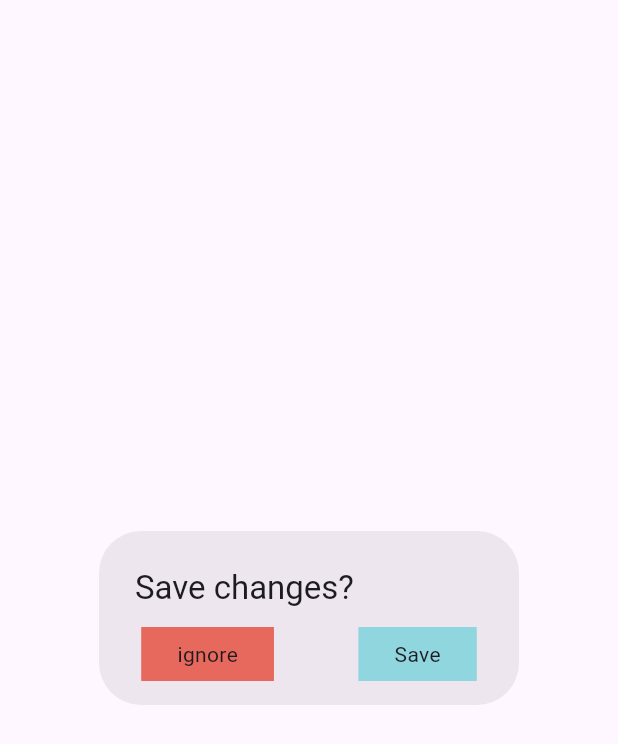
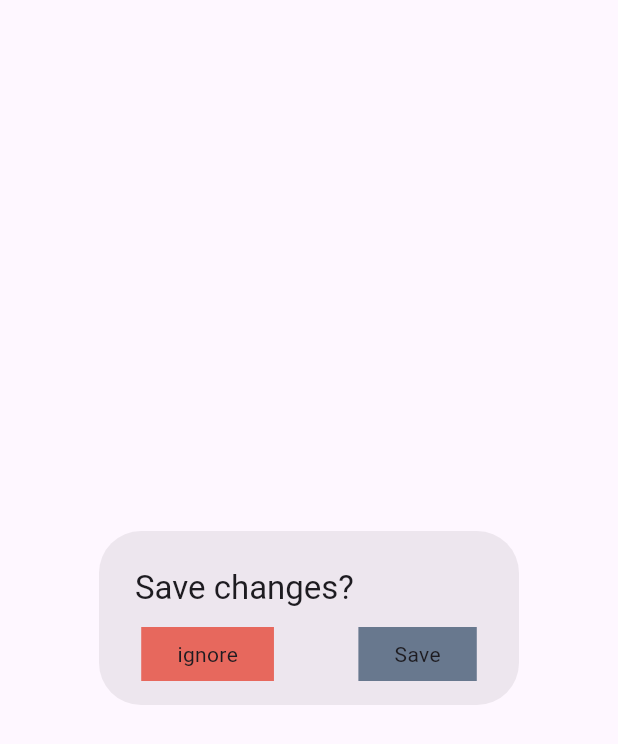
Before and after one commit to chrisK00/notel, a Flutter app: the SaveChangesDialog widget shown alone on an empty page, opened directly, on a phone screen of 412 x 824 dp. Shown: the top 744 px of the screen. Run offline on Flutter 3.47's test engine with Material 3 defaults, Android fonts, the phone set to English and light mode, and no system bars; our stand-ins replace share_plus, sqflite, sqflite_common_ffi; missing offline and left inert: flutter_quill; accounts and stored records are empty.

Commit message:
dark mode

```diff
--- a/lib/dialogs/save_changes_dialog.dart
+++ b/lib/dialogs/save_changes_dialog.dart
@@ -19,7 +19,7 @@ class SaveChangesDialog extends StatelessWidget {
             ),
           ),
           Container(
-            color: const Color.fromARGB(255, 144, 214, 223),
+            color: Theme.of(context).colorScheme.primary.withGreen(120),
             child: SimpleDialogOption(
               child: const Text('Save'),
               onPressed: () => Navigator.pop(context, true),
--- a/lib/main.dart
+++ b/lib/main.dart
@@ -23,6 +23,7 @@ void main() async {
     log('Db seed');
     await DebugUtil.seedDatabase();
   }
+
   runApp(ChangeNotifierProvider(
       create: (context) => NotesProvider(), child: const App()));
 }
@@ -41,7 +42,9 @@ class _AppState extends State<App> {
   @override
   Widget build(BuildContext context) {
     return MaterialApp(
-      title: 'Flutter Demo',
+      title: 'notel',
+      darkTheme: ThemeData.dark(useMaterial3: true)
+          .copyWith(scaffoldBackgroundColor: Color.fromARGB(255, 42, 42, 42)),
       theme: ThemeData(
         colorScheme: ColorScheme.fromSeed(seedColor: Colors.deepPurple),
         useMaterial3: true,
--- a/lib/note_page/note_base_page.dart
+++ b/lib/note_page/note_base_page.dart
@@ -77,7 +77,6 @@ abstract class NoteBasePage<T extends StatefulWidget> extends State<T> {
           }
         },
         child: Scaffold(
-            backgroundColor: const Color.fromARGB(255, 224, 234, 238),
             body: Container(
                 margin: const EdgeInsets.only(top: 70),
                 child: Column(
@@ -116,7 +115,7 @@ abstract class NoteBasePage<T extends StatefulWidget> extends State<T> {
               onPressed: () async => await updateDate(provider),
               child: Text(
                 DateFormat('d MMMM yyyy').format(note.date),
-                style: const TextStyle(color: Colors.black),
+                // style: const TextStyle(color: Colors.black),
               )),
           saveButton()
         ],
@@ -147,7 +146,7 @@ abstract class NoteBasePage<T extends StatefulWidget> extends State<T> {
       child: IconButton(
           iconSize: 30,
           onPressed: () async => _onSave(),
-          icon: const Icon(Icons.save)),
+          icon: Icon(Icons.save, color: Theme.of(context).colorScheme.primary)),
     );
   }
 }
```
Also changed, not shown: 1 other file.
